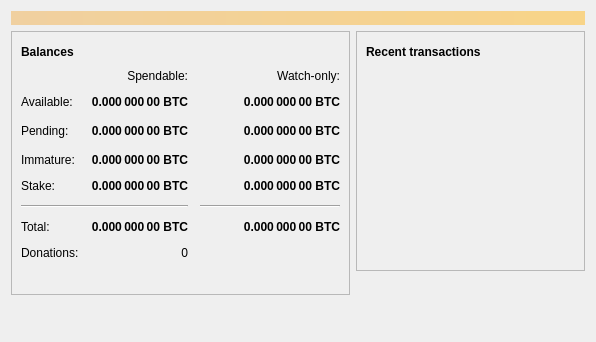
Before: the Qt Designer form src/qt/forms/overviewpage.ui in MrMiner-org/TheMinerzCoin, drawn with Qt 5.
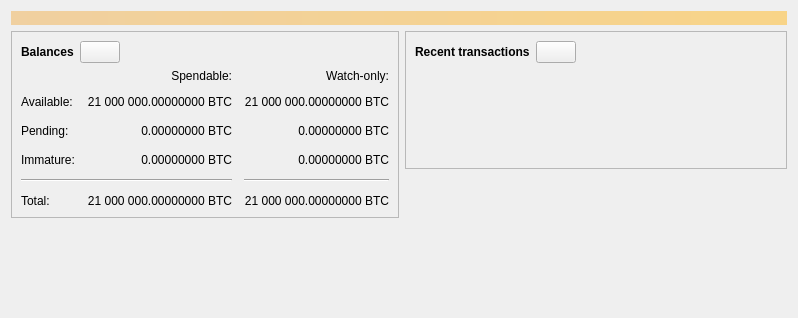
After: the same form once the commit is applied. Icons and pictures are not drawn. Custom widgets are drawn as their Qt base class.

```diff
--- a/src/qt/forms/overviewpage.ui
+++ b/src/qt/forms/overviewpage.ui
@@ -6,8 +6,8 @@
    <rect>
     <x>0</x>
     <y>0</y>
-    <width>596</width>
-    <height>342</height>
+    <width>798</width>
+    <height>318</height>
    </rect>
   </property>
   <property name="windowTitle">
@@ -68,7 +68,7 @@
               </property>
               <property name="maximumSize">
                <size>
-                <width>30</width>
+                <width>45</width>
                 <height>16777215</height>
                </size>
               </property>
@@ -89,9 +89,6 @@
                 <height>24</height>
                </size>
               </property>
-              <property name="flat">
-               <bool>true</bool>
-              </property>
              </widget>
             </item>
             <item>
@@ -116,12 +113,6 @@
             </property>
             <item row="2" column="2">
              <widget class="QLabel" name="labelWatchPending">
-              <property name="font">
-               <font>
-                <weight>75</weight>
-                <bold>true</bold>
-               </font>
-              </property>
               <property name="cursor">
                <cursorShape>IBeamCursor</cursorShape>
               </property>
@@ -129,7 +120,7 @@
                <string>Unconfirmed transactions to watch-only addresses</string>
               </property>
               <property name="text">
-               <string notr="true">0.000 000 00 BTC</string>
+               <string notr="true">0.00000000 BTC</string>
               </property>
               <property name="alignment">
                <set>Qt::AlignRight|Qt::AlignTrailing|Qt::AlignVCenter</set>
@@ -141,12 +132,6 @@
             </item>
             <item row="2" column="1">
              <widget class="QLabel" name="labelUnconfirmed">
-              <property name="font">
-               <font>
-                <weight>75</weight>
-                <bold>true</bold>
-               </font>
-              </property>
               <property name="cursor">
                <cursorShape>IBeamCursor</cursorShape>
               </property>
@@ -154,7 +139,7 @@
                <string>Total of transactions that have yet to be confirmed, and do not yet count toward the spendable balance</string>
               </property>
               <property name="text">
-               <string notr="true">0.000 000 00 BTC</string>
+               <string notr="true">0.00000000 BTC</string>
               </property>
               <property name="alignment">
                <set>Qt::AlignRight|Qt::AlignTrailing|Qt::AlignVCenter</set>
@@ -166,12 +151,6 @@
             </item>
             <item row="3" column="2">
              <widget class="QLabel" name="labelWatchImmature">
-              <property name="font">
-               <font>
-                <weight>75</weight>
-                <bold>true</bold>
-               </font>
-              </property>
               <property name="cursor">
                <cursorShape>IBeamCursor</cursorShape>
               </property>
@@ -179,7 +158,7 @@
                <string>Mined balance in watch-only addresses that has not yet matured</string>
               </property>
               <property name="text">
-               <string notr="true">0.000 000 00 BTC</string>
+               <string notr="true">0.00000000 BTC</string>
               </property>
               <property name="alignment">
                <set>Qt::AlignRight|Qt::AlignTrailing|Qt::AlignVCenter</set>
@@ -189,14 +168,14 @@
               </property>
              </widget>
             </item>
-            <item row="5" column="0" colspan="2">
+            <item row="4" column="0" colspan="2">
              <widget class="Line" name="line">
               <property name="orientation">
                <enum>Qt::Horizontal</enum>
               </property>
              </widget>
             </item>
-            <item row="5" column="2">
+            <item row="4" column="2">
              <widget class="Line" name="lineWatchBalance">
               <property name="sizePolicy">
                <sizepolicy hsizetype="Preferred" vsizetype="Fixed">
@@ -215,7 +194,7 @@
               </property>
              </widget>
             </item>
-            <item row="6" column="0">
+            <item row="5" column="0">
              <widget class="QLabel" name="labelTotalText">
               <property name="text">
                <string>Total:</string>
@@ -224,12 +203,6 @@
             </item>
             <item row="3" column="1">
              <widget class="QLabel" name="labelImmature">
-              <property name="font">
-               <font>
-                <weight>75</weight>
-                <bold>true</bold>
-               </font>
-              </property>
               <property name="cursor">
                <cursorShape>IBeamCursor</cursorShape>
               </property>
@@ -237,7 +210,7 @@
                <string>Mined balance that has not yet matured</string>
               </property>
               <property name="text">
-               <string notr="true">0.000 000 00 BTC</string>
+               <string notr="true">0.00000000 BTC</string>
               </property>
               <property name="alignment">
                <set>Qt::AlignRight|Qt::AlignTrailing|Qt::AlignVCenter</set>
@@ -267,14 +240,8 @@
               </property>
              </widget>
             </item>
-            <item row="6" column="1">
+            <item row="5" column="1">
              <widget class="QLabel" name="labelTotal">
-              <property name="font">
-               <font>
-                <weight>75</weight>
-                <bold>true</bold>
-               </font>
-              </property>
               <property name="cursor">
                <cursorShape>IBeamCursor</cursorShape>
               </property>
@@ -282,7 +249,7 @@
                <string>Your current total balance</string>
               </property>
               <property name="text">
-               <string notr="true">0.000 000 00 BTC</string>
+               <string notr="true">21 000 000.00000000 BTC</string>
               </property>
               <property name="alignment">
                <set>Qt::AlignRight|Qt::AlignTrailing|Qt::AlignVCenter</set>
@@ -292,14 +259,8 @@
               </property>
              </widget>
             </item>
-            <item row="6" column="2">
+            <item row="5" column="2">
              <widget class="QLabel" name="labelWatchTotal">
-              <property name="font">
-               <font>
-                <weight>75</weight>
-                <bold>true</bold>
-               </font>
-              </property>
               <property name="cursor">
                <cursorShape>IBeamCursor</cursorShape>
               </property>
@@ -307,33 +268,7 @@
                <string>Current total balance in watch-only addresses</string>
               </property>
               <property name="text">
-               <string notr="true">0.000 000 00 BTC</string>
-              </property>
-              <property name="alignment">
-               <set>Qt::AlignRight|Qt::AlignTrailing|Qt::AlignVCenter</set>
-              </property>
-              <property name="textInteractionFlags">
-               <set>Qt::LinksAccessibleByMouse|Qt::TextSelectableByKeyboard|Qt::TextSelectableByMouse</set>
-              </property>
-             </widget>
-            </item>
-            <item row="7" column="0">
-             <widget class="QLabel" name="labelDonationsText">
-              <property name="text">
-               <string>Donations:</string>
-              </property>
-             </widget>
-            </item>
-            <item row="7" column="1">
-             <widget class="QLabel" name="labelDonations">
-              <property name="cursor">
-               <cursorShape>IBeamCursor</cursorShape>
-              </property>
-              <property name="toolTip">
-               <string>Total donations to the TheMinerzCoin team</string>
-              </property>
-              <property name="text">
-               <string>0</string>
+               <string notr="true">21 000 000.00000000 BTC</string>
               </property>
               <property name="alignment">
                <set>Qt::AlignRight|Qt::AlignTrailing|Qt::AlignVCenter</set>
@@ -362,12 +297,6 @@
             </item>
             <item row="1" column="1">
              <widget class="QLabel" name="labelBalance">
-              <property name="font">
-               <font>
-                <weight>75</weight>
-                <bold>true</bold>
-               </font>
-              </property>
               <property name="cursor">
                <cursorShape>IBeamCursor</cursorShape>
               </property>
@@ -375,7 +304,7 @@
                <string>Your current spendable balance</string>
               </property>
               <property name="text">
-               <string notr="true">0.000 000 00 BTC</string>
+               <string notr="true">21 000 000.00000000 BTC</string>
               </property>
               <property name="alignment">
                <set>Qt::AlignRight|Qt::AlignTrailing|Qt::AlignVCenter</set>
@@ -387,12 +316,6 @@
             </item>
             <item row="1" column="2">
              <widget class="QLabel" name="labelWatchAvailable">
-              <property name="font">
-               <font>
-                <weight>75</weight>
-                <bold>true</bold>
-               </font>
-              </property>
               <property name="cursor">
                <cursorShape>IBeamCursor</cursorShape>
               </property>
@@ -400,7 +323,7 @@
                <string>Your current balance in watch-only addresses</string>
               </property>
               <property name="text">
-               <string notr="true">0.000 000 00 BTC</string>
+               <string notr="true">21 000 000.00000000 BTC</string>
               </property>
               <property name="alignment">
                <set>Qt::AlignRight|Qt::AlignTrailing|Qt::AlignVCenter</set>
@@ -427,82 +350,8 @@
               </property>
              </widget>
             </item>
-            <item row="4" column="0">
-             <widget class="QLabel" name="labelStakeText">
-              <property name="text">
-               <string>Stake:</string>
-              </property>
-             </widget>
-            </item>
-            <item row="4" column="1">
-             <widget class="QLabel" name="labelStake">
-              <property name="font">
-               <font>
-                <weight>75</weight>
-                <bold>true</bold>
-               </font>
-              </property>
-              <property name="text">
-               <string>0.000 000 00 BTC</string>
-              </property>
-              <property name="alignment">
-               <set>Qt::AlignRight|Qt::AlignTrailing|Qt::AlignVCenter</set>
-              </property>
-              <property name="textInteractionFlags">
-               <set>Qt::LinksAccessibleByMouse|Qt::TextSelectableByKeyboard|Qt::TextSelectableByMouse</set>
-              </property>
-             </widget>
-            </item>
-            <item row="4" column="2">
-             <widget class="QLabel" name="labelWatchStake">
-              <property name="font">
-               <font>
-                <weight>75</weight>
-                <bold>true</bold>
-               </font>
-              </property>
-              <property name="text">
-               <string>0.000 000 00 BTC</string>
-              </property>
-              <property name="alignment">
-               <set>Qt::AlignRight|Qt::AlignTrailing|Qt::AlignVCenter</set>
-              </property>
-              <property name="textInteractionFlags">
-               <set>Qt::LinksAccessibleByMouse|Qt::TextSelectableByKeyboard|Qt::TextSelectableByMouse</set>
-              </property>
-             </widget>
-            </item>
-            <item row="2" column="3">
-             <spacer name="horizontalSpacer_21">
-              <property name="orientation">
-               <enum>Qt::Horizontal</enum>
-              </property>
-              <property name="sizeHint" stdset="0">
-               <size>
-                <width>40</width>
-                <height>20</height>
-               </size>
-              </property>
-             </spacer>
-            </item>
            </layout>
           </item>
-          <item>
-           <spacer name="verticalSpacer_3">
-            <property name="orientation">
-             <enum>Qt::Vertical</enum>
-            </property>
-            <property name="sizeType">
-             <enum>QSizePolicy::Fixed</enum>
-            </property>
-            <property name="sizeHint" stdset="0">
-             <size>
-              <width>20</width>
-              <height>25</height>
-             </size>
-            </property>
-           </spacer>
-          </item>
          </layout>
         </widget>
        </item>
@@ -554,7 +403,7 @@
               </property>
               <property name="maximumSize">
                <size>
-                <width>30</width>
+                <width>45</width>
                 <height>16777215</height>
                </size>
               </property>
@@ -575,9 +424,6 @@
                 <height>24</height>
                </size>
               </property>
-              <property name="flat">
-               <bool>true</bool>
-              </property>
              </widget>
             </item>
             <item>
@@ -609,6 +455,9 @@
             <property name="horizontalScrollBarPolicy">
              <enum>Qt::ScrollBarAlwaysOff</enum>
             </property>
+            <property name="sizeAdjustPolicy">
+             <enum>QAbstractScrollArea::AdjustToContents</enum>
+            </property>
             <property name="selectionMode">
              <enum>QAbstractItemView::NoSelection</enum>
             </property>
@@ -636,6 +485,13 @@
    </item>
   </layout>
  </widget>
+ <customwidgets>
+  <customwidget>
+   <class>TransactionOverviewWidget</class>
+   <extends>QListView</extends>
+   <header>qt/transactionoverviewwidget.h</header>
+  </customwidget>
+ </customwidgets>
  <resources/>
  <connections/>
 </ui>
```
Left out of the diff: 5 changed lines with no effect on the pictures.
